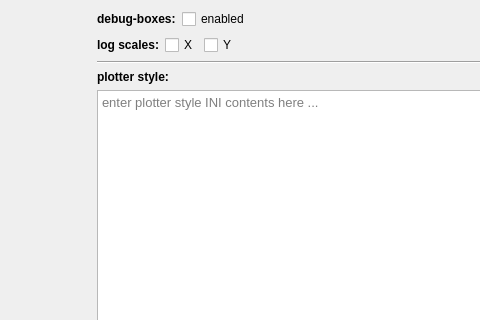
Qt form examples/styling/test_styling.ui (jkriege2/JKQtPlotter) before a commit; both pictures show x 174 to 654 and y 0 to 320 of the 1068 by 691 pixel window.
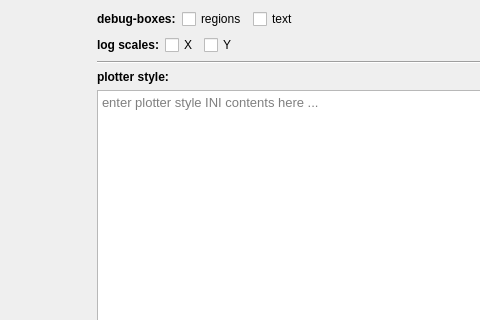
The same form after that commit. Custom widgets are drawn as their Qt base class.

Commit message: added debug-feature to show boxes around text in the plot

What changed in the file:
```diff
--- a/examples/styling/test_styling.ui
+++ b/examples/styling/test_styling.ui
@@ -40,7 +40,14 @@
           <item>
            <widget class="QCheckBox" name="chkDebugBoxes">
             <property name="text">
-             <string>enabled</string>
+             <string>regions</string>
+            </property>
+           </widget>
+          </item>
+          <item>
+           <widget class="QCheckBox" name="chkDebugTextBoxes">
+            <property name="text">
+             <string>text</string>
             </property>
            </widget>
           </item>
```
The commit also changes 12 other files.
